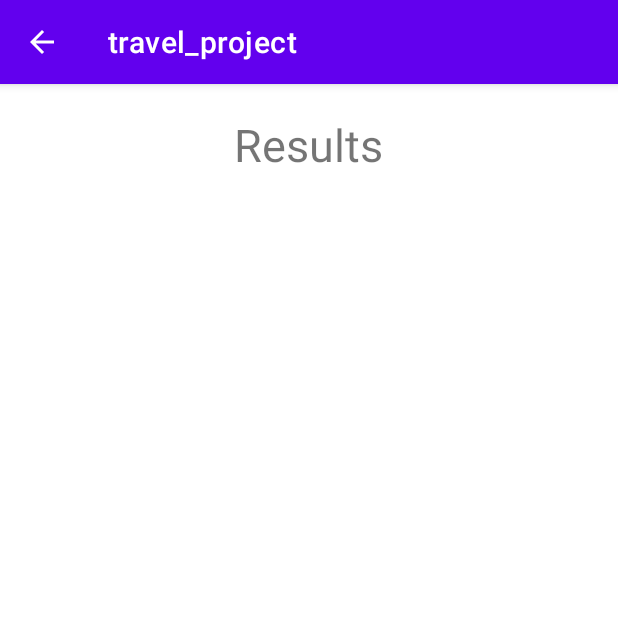
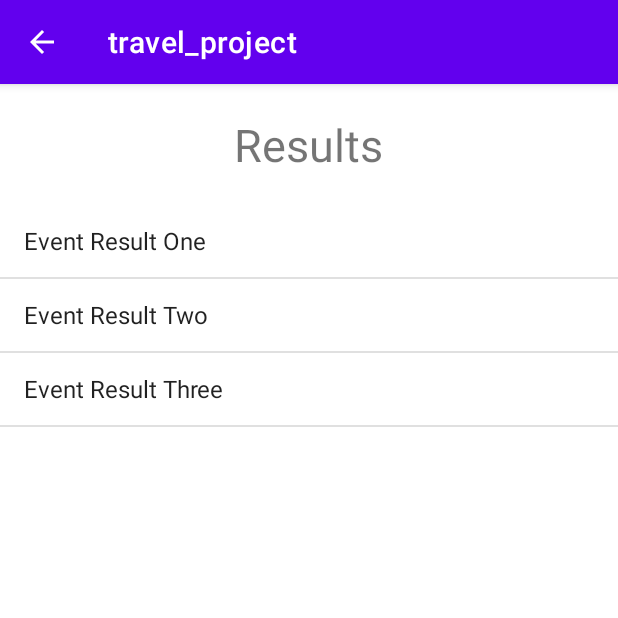
Before and after one commit to JakeDongwanKang/travel-mobile-project, an Android app: the ResultActivity screen opened directly, with no data from a screen before it, on a phone screen of 412 x 824 dp, the top half of it. Run offline under Robolectric (Android 15) with nearby library versions, the phone set to English and light mode, and no system bars.

Commit message:
activity_results.xml now displays a list using values from an ArrayList

```diff
--- a/app/src/main/java/com/example/travel_project/ResultActivity.java
+++ b/app/src/main/java/com/example/travel_project/ResultActivity.java
@@ -7,6 +7,7 @@ import android.graphics.Color;
 import android.os.Bundle;
 import android.widget.ArrayAdapter;
 import android.widget.Button;
+import android.widget.ListView;
 import android.widget.RadioButton;
 import android.widget.RadioGroup;
 import android.widget.Spinner;
@@ -19,10 +20,20 @@ import java.util.ArrayList;
 import java.util.List;
 
 public class ResultActivity extends AppCompatActivity {
-
     @Override
     protected void onCreate(Bundle savedInstanceState) {
         super.onCreate(savedInstanceState);
         setContentView(R.layout.activity_results);
+
+        ListView list = findViewById(R.id.resultsList);
+        ArrayList<String> arrayList = new ArrayList<String>();
+        arrayList.add("Event Result One");
+        arrayList.add("Event Result Two");
+        arrayList.add("Event Result Three");
+
+        ArrayAdapter<String> arrayAdapter = new ArrayAdapter<String>(
+                this, android.R.layout.simple_list_item_1, arrayList );
+
+        list.setAdapter(arrayAdapter);
     }
 }
--- a/app/src/main/res/layout/activity_results.xml
+++ b/app/src/main/res/layout/activity_results.xml
@@ -15,6 +15,7 @@
         android:layout_gravity="center"/>
 
     <ListView
+        android:id="@+id/resultsList"
         android:layout_width="match_parent"
         android:layout_height="match_parent"
         android:layout_marginTop="20dp"/>
```
Also changed, not shown: app/src/main/res/layout/activity_info.xml (+4 -4 lines).
